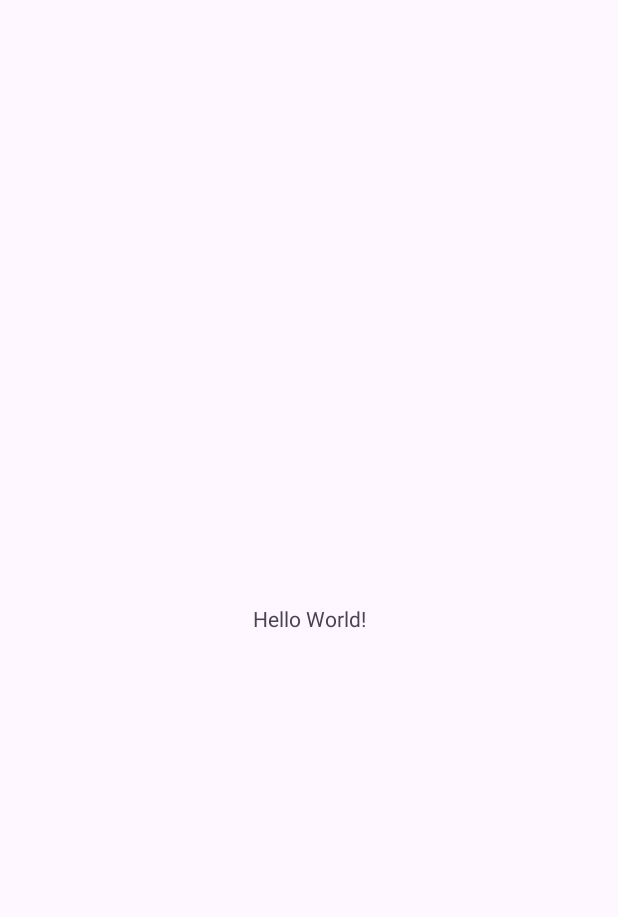
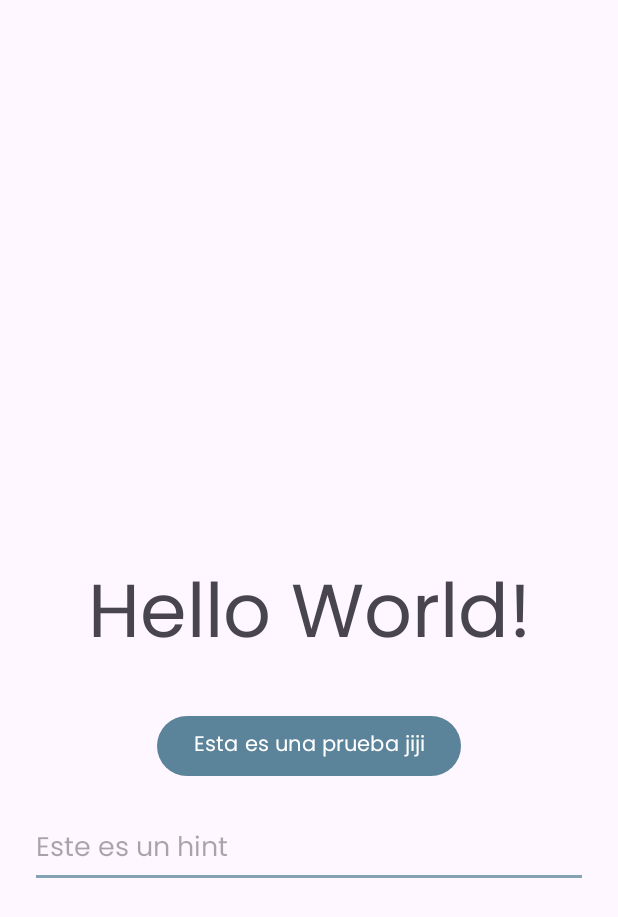
Before and after one commit to PeaceApp-UPC-4438/PeaceApp-Mobile, an Android app: the screen it shows after launch (MainActivity), on a phone screen of 412 x 824 dp. Before the commit the part shown is almost empty. Shown: the top 917 px of the screen. Run offline under Robolectric (Android 15) with nearby library versions, the phone set to English and light mode, and no system bars.

Commit message:
feat(style): app theme config

```diff
--- a/app/src/main/AndroidManifest.xml
+++ b/app/src/main/AndroidManifest.xml
@@ -10,7 +10,8 @@
         android:label="@string/app_name"
         android:roundIcon="@mipmap/ic_launcher_round"
         android:supportsRtl="true"
-        android:theme="@style/Theme.PeaceApp"
+        android:theme="@style/Base.Theme.PeaceApp"
+
         tools:targetApi="31">
         <activity
             android:name=".MainActivity"
--- a/app/src/main/res/layout/activity_main.xml
+++ b/app/src/main/res/layout/activity_main.xml
@@ -11,9 +11,31 @@
         android:layout_width="wrap_content"
         android:layout_height="wrap_content"
         android:text="Hello World!"
+        android:textSize="50sp"
         app:layout_constraintBottom_toBottomOf="parent"
         app:layout_constraintEnd_toEndOf="parent"
         app:layout_constraintStart_toStartOf="parent"
-        app:layout_constraintTop_toTopOf="parent" />
+        app:layout_constraintTop_toTopOf="parent"
+        android:id="@+id/mainTxt"/>
+    <Button
+        android:layout_width="wrap_content"
+        android:layout_margin="20dp"
+        android:layout_height="wrap_content"
+        android:text="Esta es una prueba jiji"
+        app:layout_constraintTop_toBottomOf="@+id/mainTxt"
+        app:layout_constraintStart_toStartOf="parent"
+        app:layout_constraintEnd_toEndOf="parent"
+        android:id="@+id/btnPrueba"
+        />
+    <EditText
+        android:layout_width="match_parent"
+        android:layout_margin="20dp"
+        android:layout_height="wrap_content"
+        app:layout_constraintTop_toBottomOf="@+id/btnPrueba"
+        app:layout_constraintStart_toStartOf="parent"
+        app:layout_constraintEnd_toEndOf="parent"
+        android:hint="Este es un hint"
+        />
+
 
 </androidx.constraintlayout.widget.ConstraintLayout>
--- a/app/src/main/res/values/colors.xml
+++ b/app/src/main/res/values/colors.xml
@@ -2,4 +2,8 @@
 <resources>
     <color name="black">#FF000000</color>
     <color name="white">#FFFFFFFF</color>
+    <color name="peaceapp_blue">#1C597C</color>
+    <color name="danger">#EC221F</color>
+    <color name="positive">#14AE5C</color>
+
 </resources>
--- a/app/src/main/res/values/themes.xml
+++ b/app/src/main/res/values/themes.xml
@@ -2,8 +2,20 @@
     <!-- Base application theme. -->
     <style name="Base.Theme.PeaceApp" parent="Theme.Material3.DayNight.NoActionBar">
         <!-- Customize your light theme here. -->
-        <!-- <item name="colorPrimary">@color/my_light_primary</item> -->
+        <item name="android:fontFamily">@font/poppins_regular</item>
+
+        <item name="colorPrimary">#5B8399</item>
+        <item name="colorPrimaryVariant">#1C597C</item>
+        <item name="colorOnPrimary">#FFFFFF</item>
+
+        <item name="colorSecondary">#84A2B3</item>
+        <item name="colorOnSecondary">#FFFFFF</item>
+        <item name="android:textViewStyle">@style/textViewStyle</item>
+
+    </style>
+    <style name="textViewStyle" parent="Widget.MaterialComponents.TextView">
+        <item name="android:fontFamily">@font/poppins_regular</item>
+
     </style>
 
-    <style name="Theme.PeaceApp" parent="Base.Theme.PeaceApp" />
 </resources>
```
Also changed, not shown: app/src/main/res/drawable/main_background.png (added), app/src/main/res/drawable/view_background.jpg (added), app/src/main/res/font/poppins_bold.ttf (added), app/src/main/res/font/poppins_light.ttf (added), app/src/main/res/font/poppins_medium.ttf (added), app/src/main/res/font/poppins_regular.ttf (added), app/src/main/res/font/poppins_semibold.ttf (added).
